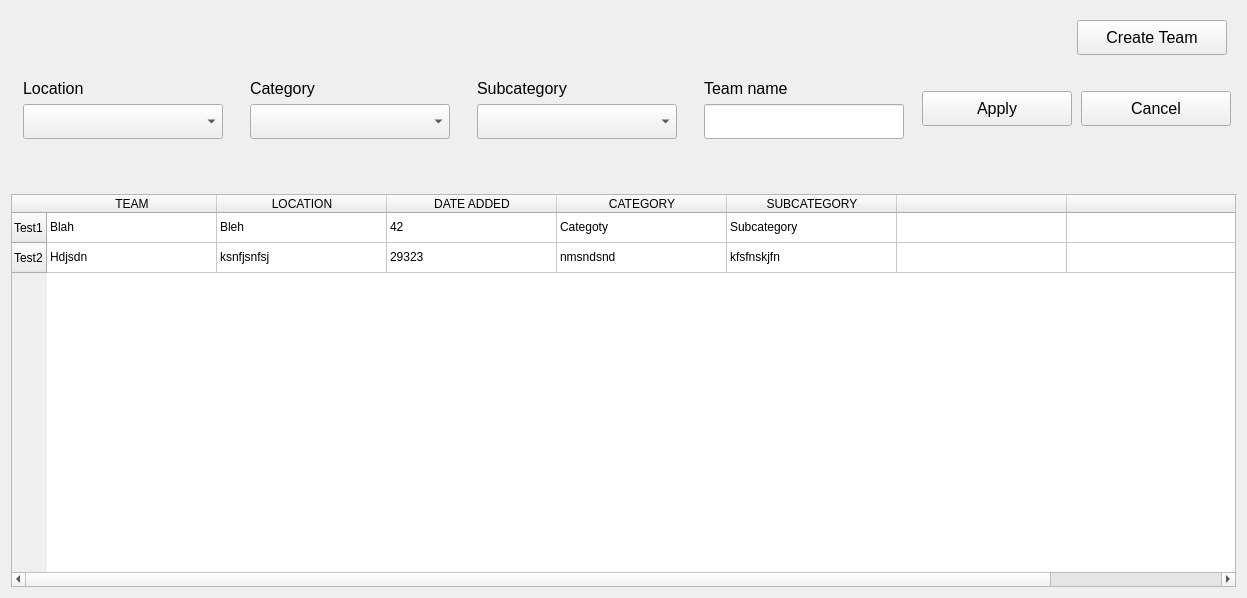
Qt form client/screens/widgets/teams/teams.ui (kleroop/TechCourse_2022_12) before a commit.
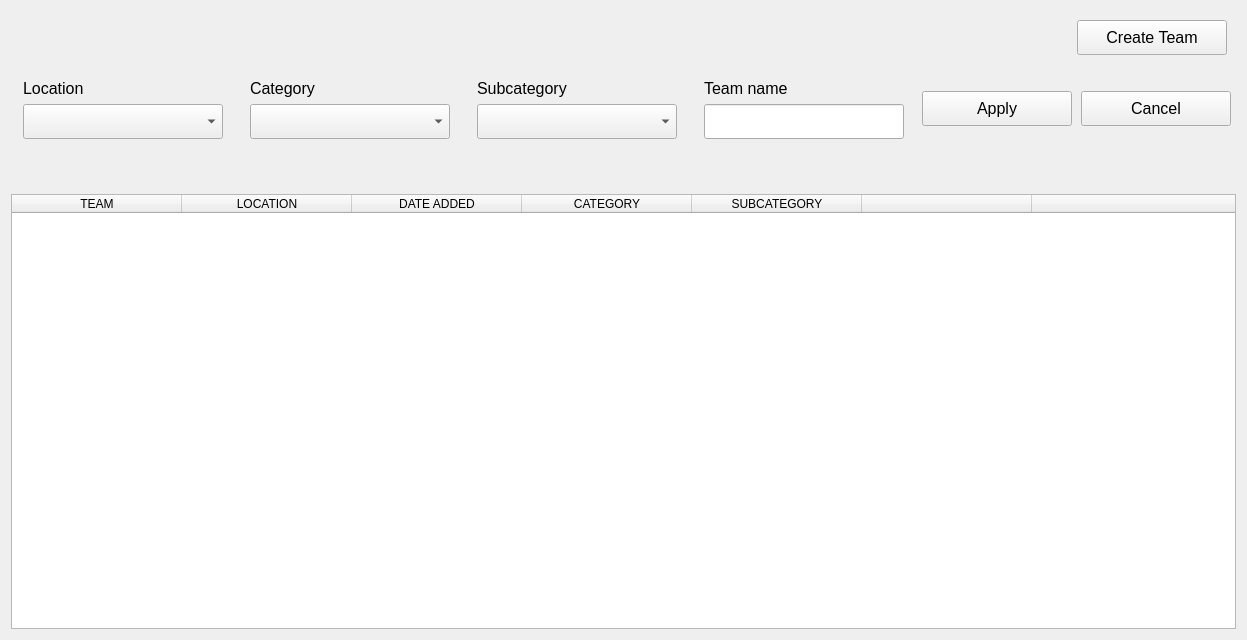
The same form after that commit.

Commit message: connect teams table to backend

Patch:
```diff
--- a/client/screens/widgets/teams/teams.ui
+++ b/client/screens/widgets/teams/teams.ui
@@ -7,7 +7,7 @@
     <x>0</x>
     <y>0</y>
     <width>1247</width>
-    <height>598</height>
+    <height>640</height>
    </rect>
   </property>
   <property name="sizePolicy">
@@ -381,16 +381,6 @@
      <attribute name="verticalHeaderStretchLastSection">
       <bool>false</bool>
      </attribute>
-     <row>
-      <property name="text">
-       <string>Test1</string>
-      </property>
-     </row>
-     <row>
-      <property name="text">
-       <string>Test2</string>
-      </property>
-     </row>
      <column>
       <property name="text">
        <string>TEAM</string>
@@ -426,61 +416,6 @@
        <string/>
       </property>
      </column>
-     <item row="0" column="0">
-      <property name="text">
-       <string>Blah</string>
-      </property>
-     </item>
-     <item row="0" column="1">
-      <property name="text">
-       <string>Bleh</string>
-      </property>
-     </item>
-     <item row="0" column="2">
-      <property name="text">
-       <string>42</string>
-      </property>
-     </item>
-     <item row="0" column="3">
-      <property name="text">
-       <string>Categoty</string>
-      </property>
-     </item>
-     <item row="0" column="4">
-      <property name="text">
-       <string>Subcategory</string>
-      </property>
-     </item>
-     <item row="0" column="5">
-      <property name="text">
-       <string/>
-      </property>
-     </item>
-     <item row="1" column="0">
-      <property name="text">
-       <string>Hdjsdn</string>
-      </property>
-     </item>
-     <item row="1" column="1">
-      <property name="text">
-       <string>ksnfjsnfsj</string>
-      </property>
-     </item>
-     <item row="1" column="2">
-      <property name="text">
-       <string>29323</string>
-      </property>
-     </item>
-     <item row="1" column="3">
-      <property name="text">
-       <string>nmsndsnd</string>
-      </property>
-     </item>
-     <item row="1" column="4">
-      <property name="text">
-       <string>kfsfnskjfn</string>
-      </property>
-     </item>
     </widget>
    </item>
   </layout>
```
The commit also changes 1 other file.
